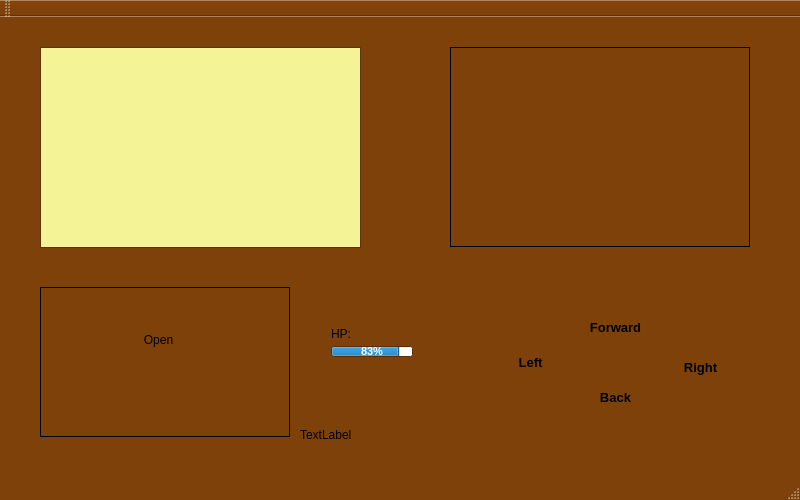
Before: the Qt Designer form mainwindow.ui in Xannada/TBG, drawn with Qt 5.
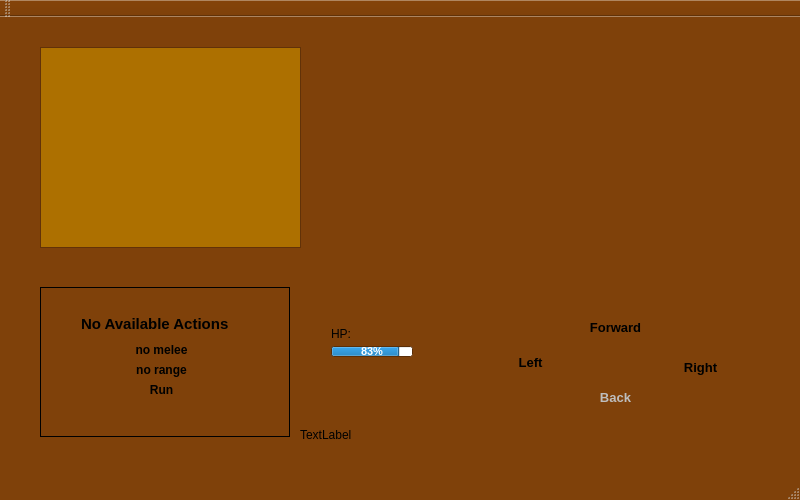
After: the same form once the commit is applied. Icons and pictures are not drawn.

The edit to the form file:
```diff
--- a/mainwindow.ui
+++ b/mainwindow.ui
@@ -124,7 +124,7 @@
      </size>
     </property>
     <property name="frameShape">
-     <enum>QFrame::Box</enum>
+     <enum>QFrame::NoFrame</enum>
     </property>
     <property name="text">
      <string/>
@@ -171,14 +171,107 @@
      <widget class="QPushButton" name="pushButton">
       <property name="geometry">
        <rect>
-        <x>80</x>
-        <y>40</y>
-        <width>75</width>
+        <x>40</x>
+        <y>50</y>
+        <width>161</width>
         <height>23</height>
        </rect>
       </property>
+      <property name="font">
+       <font>
+        <weight>75</weight>
+        <bold>true</bold>
+       </font>
+      </property>
       <property name="text">
-       <string>Open</string>
+       <string>no melee</string>
+      </property>
+      <property name="flat">
+       <bool>true</bool>
+      </property>
+     </widget>
+     <widget class="QLabel" name="actionslabel">
+      <property name="geometry">
+       <rect>
+        <x>60</x>
+        <y>20</y>
+        <width>141</width>
+        <height>31</height>
+       </rect>
+      </property>
+      <property name="font">
+       <font>
+        <pointsize>11</pointsize>
+        <weight>75</weight>
+        <bold>true</bold>
+       </font>
+      </property>
+      <property name="text">
+       <string> Available Actions</string>
+      </property>
+     </widget>
+     <widget class="QLabel" name="noactions">
+      <property name="enabled">
+       <bool>true</bool>
+      </property>
+      <property name="geometry">
+       <rect>
+        <x>40</x>
+        <y>20</y>
+        <width>21</width>
+        <height>31</height>
+       </rect>
+      </property>
+      <property name="font">
+       <font>
+        <pointsize>11</pointsize>
+        <weight>75</weight>
+        <bold>true</bold>
+       </font>
+      </property>
+      <property name="text">
+       <string>No</string>
+      </property>
+     </widget>
+     <widget class="QPushButton" name="bitchout">
+      <property name="geometry">
+       <rect>
+        <x>40</x>
+        <y>90</y>
+        <width>161</width>
+        <height>23</height>
+       </rect>
+      </property>
+      <property name="font">
+       <font>
+        <weight>75</weight>
+        <bold>true</bold>
+       </font>
+      </property>
+      <property name="text">
+       <string>Run</string>
+      </property>
+      <property name="flat">
+       <bool>true</bool>
+      </property>
+     </widget>
+     <widget class="QPushButton" name="rangeButton">
+      <property name="geometry">
+       <rect>
+        <x>40</x>
+        <y>70</y>
+        <width>161</width>
+        <height>23</height>
+       </rect>
+      </property>
+      <property name="font">
+       <font>
+        <weight>75</weight>
+        <bold>true</bold>
+       </font>
+      </property>
+      <property name="text">
+       <string>no range</string>
       </property>
       <property name="flat">
        <bool>true</bool>
@@ -186,53 +279,6 @@
      </widget>
     </widget>
    </widget>
-   <widget class="QListView" name="listView">
-    <property name="geometry">
-     <rect>
-      <x>40</x>
-      <y>30</y>
-      <width>321</width>
-      <height>201</height>
-     </rect>
-    </property>
-    <property name="palette">
-     <palette>
-      <active>
-       <colorrole role="Base">
-        <brush brushstyle="SolidPattern">
-         <color alpha="255">
-          <red>244</red>
-          <green>244</green>
-          <blue>150</blue>
-         </color>
-        </brush>
-       </colorrole>
-      </active>
-      <inactive>
-       <colorrole role="Base">
-        <brush brushstyle="SolidPattern">
-         <color alpha="255">
-          <red>244</red>
-          <green>244</green>
-          <blue>150</blue>
-         </color>
-        </brush>
-       </colorrole>
-      </inactive>
-      <disabled>
-       <colorrole role="Base">
-        <brush brushstyle="SolidPattern">
-         <color alpha="255">
-          <red>127</red>
-          <green>65</green>
-          <blue>10</blue>
-         </color>
-        </brush>
-       </colorrole>
-      </disabled>
-     </palette>
-    </property>
-   </widget>
    <widget class="QPushButton" name="UpArrow">
     <property name="geometry">
      <rect>
@@ -257,6 +303,9 @@
     </property>
    </widget>
    <widget class="QPushButton" name="DownArrow">
+    <property name="enabled">
+     <bool>false</bool>
+    </property>
     <property name="geometry">
      <rect>
       <x>570</x>
@@ -377,6 +426,9 @@
     </property>
    </widget>
    <widget class="QLabel" name="DownLabel">
+    <property name="enabled">
+     <bool>false</bool>
+    </property>
     <property name="geometry">
      <rect>
       <x>550</x>
@@ -405,7 +457,7 @@
      <string>TextLabel</string>
     </property>
    </widget>
-   <widget class="QWidget" name="">
+   <widget class="QWidget" name="layoutWidget">
     <property name="geometry">
      <rect>
       <x>320</x>
@@ -480,6 +532,162 @@
      </item>
     </layout>
    </widget>
+   <widget class="QTextBrowser" name="description">
+    <property name="geometry">
+     <rect>
+      <x>40</x>
+      <y>30</y>
+      <width>261</width>
+      <height>201</height>
+     </rect>
+    </property>
+    <property name="palette">
+     <palette>
+      <active>
+       <colorrole role="Light">
+        <brush brushstyle="SolidPattern">
+         <color alpha="255">
+          <red>0</red>
+          <green>0</green>
+          <blue>0</blue>
+         </color>
+        </brush>
+       </colorrole>
+       <colorrole role="BrightText">
+        <brush brushstyle="SolidPattern">
+         <color alpha="255">
+          <red>0</red>
+          <green>0</green>
+          <blue>0</blue>
+         </color>
+        </brush>
+       </colorrole>
+       <colorrole role="Base">
+        <brush brushstyle="SolidPattern">
+         <color alpha="255">
+          <red>173</red>
+          <green>112</green>
+          <blue>0</blue>
+         </color>
+        </brush>
+       </colorrole>
+       <colorrole role="Shadow">
+        <brush brushstyle="SolidPattern">
+         <color alpha="255">
+          <red>0</red>
+          <green>0</green>
+          <blue>0</blue>
+         </color>
+        </brush>
+       </colorrole>
+       <colorrole role="AlternateBase">
+        <brush brushstyle="SolidPattern">
+         <color alpha="255">
+          <red>0</red>
+          <green>0</green>
+          <blue>0</blue>
+         </color>
+        </brush>
+       </colorrole>
+      </active>
+      <inactive>
+       <colorrole role="Light">
+        <brush brushstyle="SolidPattern">
+         <color alpha="255">
+          <red>0</red>
+          <green>0</green>
+          <blue>0</blue>
+         </color>
+        </brush>
+       </colorrole>
+       <colorrole role="BrightText">
+        <brush brushstyle="SolidPattern">
+         <color alpha="255">
+          <red>0</red>
+          <green>0</green>
+          <blue>0</blue>
+         </color>
+        </brush>
+       </colorrole>
+       <colorrole role="Base">
+        <brush brushstyle="SolidPattern">
+         <color alpha="255">
+          <red>173</red>
+          <green>112</green>
+          <blue>0</blue>
+         </color>
+        </brush>
+       </colorrole>
+       <colorrole role="Shadow">
+        <brush brushstyle="SolidPattern">
+         <color alpha="255">
+          <red>0</red>
+          <green>0</green>
+          <blue>0</blue>
+         </color>
+        </brush>
+       </colorrole>
+       <colorrole role="AlternateBase">
+        <brush brushstyle="SolidPattern">
+         <color alpha="255">
+          <red>0</red>
+          <green>0</green>
+          <blue>0</blue>
+         </color>
+        </brush>
+       </colorrole>
+      </inactive>
+      <disabled>
+       <colorrole role="Light">
+        <brush brushstyle="SolidPattern">
+         <color alpha="255">
+          <red>0</red>
+          <green>0</green>
+          <blue>0</blue>
+         </color>
+        </brush>
+       </colorrole>
+       <colorrole role="BrightText">
+        <brush brushstyle="SolidPattern">
+         <color alpha="255">
+          <red>0</red>
+          <green>0</green>
+          <blue>0</blue>
+         </color>
+        </brush>
+       </colorrole>
+       <colorrole role="Base">
+        <brush brushstyle="SolidPattern">
+         <color alpha="255">
+          <red>127</red>
+          <green>65</green>
+          <blue>10</blue>
+         </color>
+        </brush>
+       </colorrole>
+       <colorrole role="Shadow">
+        <brush brushstyle="SolidPattern">
+         <color alpha="255">
+          <red>0</red>
+          <green>0</green>
+          <blue>0</blue>
+         </color>
+        </brush>
+       </colorrole>
+       <colorrole role="AlternateBase">
+        <brush brushstyle="SolidPattern">
+         <color alpha="255">
+          <red>0</red>
+          <green>0</green>
+          <blue>0</blue>
+         </color>
+        </brush>
+       </colorrole>
+      </disabled>
+     </palette>
+    </property>
+   </widget>
+   <zorder>layoutWidget</zorder>
    <zorder>UpLabel</zorder>
    <zorder>RightLabel</zorder>
    <zorder>LeftLabel</zorder>
```
Left out of the diff: 106 changed lines with no effect on the pictures.
